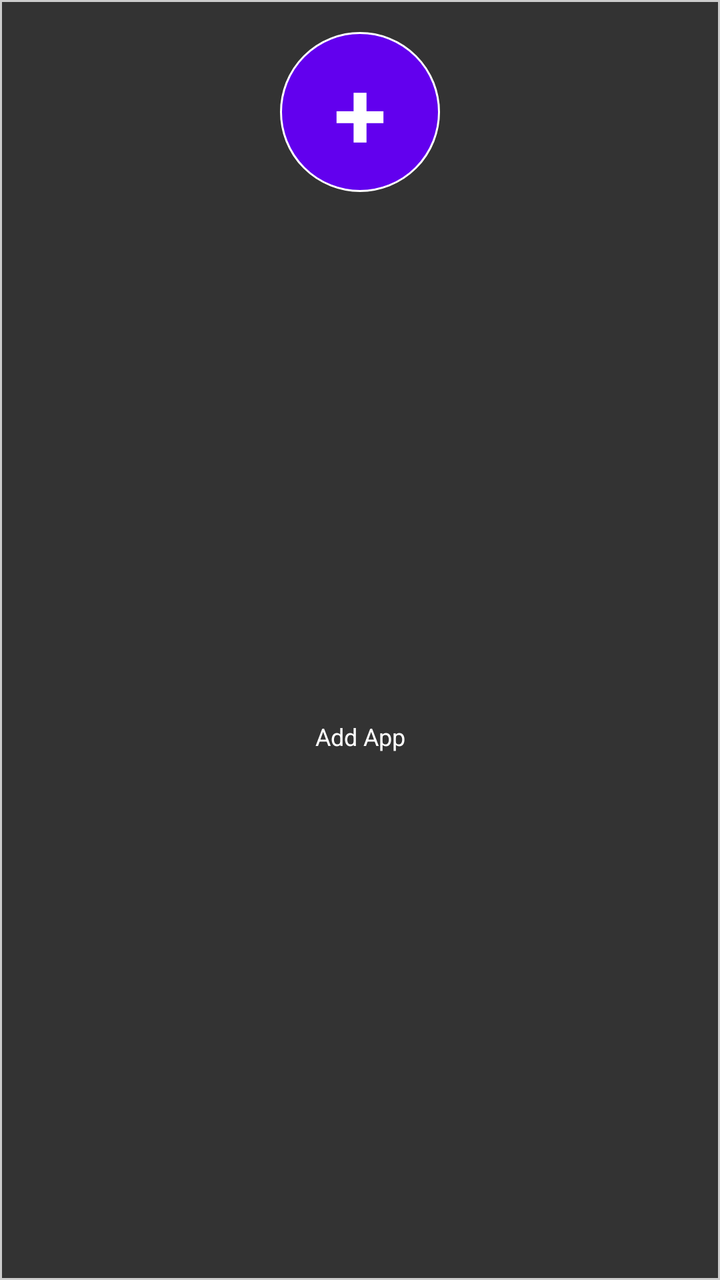
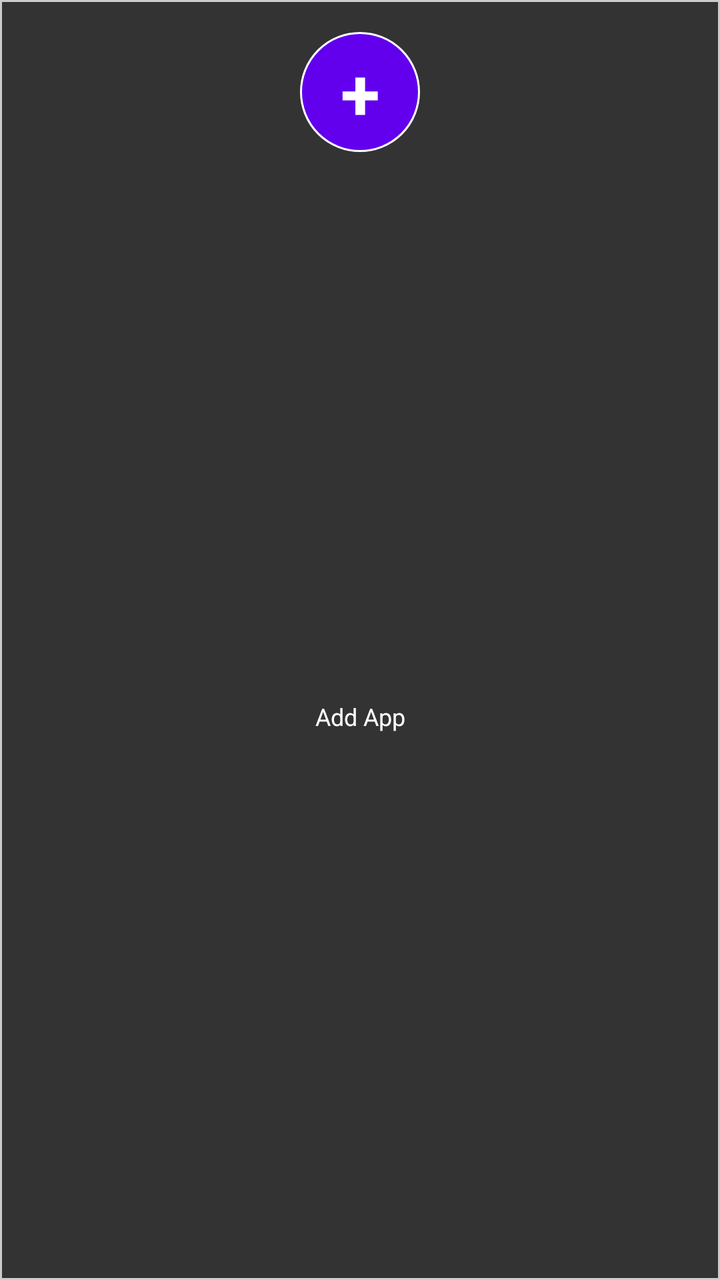

Compare the two renders of this Android layout. The source of the first and the diff that turns it into the second are given below.
<!-- AndroidManifest.xml: application theme Theme.TVLauncher -->
<!-- res/layout/item_app_slot.xml -->
<?xml version="1.0" encoding="utf-8"?>
<androidx.constraintlayout.widget.ConstraintLayout xmlns:android="http://schemas.android.com/apk/res/android"
    xmlns:app="http://schemas.android.com/apk/res-auto"
    android:layout_width="160dp"
    android:layout_height="160dp"
    android:layout_margin="8dp"
    android:background="@drawable/app_slot_background"
    android:focusable="true"
    android:clickable="true">

    
    <ImageView
        android:id="@+id/appIcon"
        android:layout_width="60dp"
        android:layout_height="60dp"
        android:layout_marginTop="16dp"
        android:scaleType="centerInside"
        android:visibility="gone"
        app:layout_constraintEnd_toEndOf="parent"
        app:layout_constraintStart_toStartOf="parent"
        app:layout_constraintTop_toTopOf="parent" />

    
    <TextView
        android:id="@+id/appName"
        android:layout_width="0dp"
        android:layout_height="wrap_content"
        android:layout_marginStart="8dp"
        android:layout_marginTop="8dp"
        android:layout_marginEnd="8dp"
        android:layout_marginBottom="8dp"
        android:gravity="center"
        android:textColor="@color/white"
        android:textSize="12sp"
        android:maxLines="2"
        android:ellipsize="end"
        android:visibility="gone"
        app:layout_constraintBottom_toBottomOf="parent"
        app:layout_constraintEnd_toEndOf="parent"
        app:layout_constraintStart_toStartOf="parent"
        app:layout_constraintTop_toBottomOf="@+id/appIcon" />

    
    <TextView
        android:id="@+id/plusButton"
        android:layout_width="80dp"
        android:layout_height="80dp"
        android:layout_marginTop="16dp"
        android:background="@drawable/plus_button_background"
        android:gravity="center"
        android:text="+"
        android:textColor="@color/white"
        android:textSize="48sp"
        android:textStyle="bold"
        android:visibility="visible"
        app:layout_constraintEnd_toEndOf="parent"
        app:layout_constraintStart_toStartOf="parent"
        app:layout_constraintTop_toTopOf="parent" />

    
    <TextView
        android:id="@+id/addText"
        android:layout_width="0dp"
        android:layout_height="wrap_content"
        android:layout_marginStart="8dp"
        android:layout_marginTop="8dp"
        android:layout_marginEnd="8dp"
        android:layout_marginBottom="8dp"
        android:gravity="center"
        android:text="Add App"
        android:textColor="@color/white"
        android:textSize="12sp"
        android:visibility="visible"
        app:layout_constraintBottom_toBottomOf="parent"
        app:layout_constraintEnd_toEndOf="parent"
        app:layout_constraintStart_toStartOf="parent"
        app:layout_constraintTop_toBottomOf="@+id/plusButton" />

</androidx.constraintlayout.widget.ConstraintLayout>
<!-- resources referenced by this layout -->
<resources>
  <color name="white">#FFFFFFFF</color>
  <!-- drawable app_slot_background (drawable) -->
  <?xml version="1.0" encoding="utf-8"?>
  <selector xmlns:android="http://schemas.android.com/apk/res/android">
      <item android:state_focused="true">
          <shape android:shape="rectangle">
              <solid android:color="@color/dark_gray" />
              <stroke android:width="4dp" android:color="@color/white" />
          </shape>
      </item>
      <item>
          <shape android:shape="rectangle">
              <solid android:color="@color/dark_gray" />
              <stroke android:width="1dp" android:color="@color/light_gray" />
          </shape>
      </item>
  </selector>
  <!-- drawable plus_button_background (drawable) -->
  <?xml version="1.0" encoding="utf-8"?>
  <selector xmlns:android="http://schemas.android.com/apk/res/android">
      <item android:state_focused="true">
          <shape android:shape="oval">
              <solid android:color="@color/purple_500" />
              <stroke android:width="4dp" android:color="@color/white" />
          </shape>
      </item>
      <item>
          <shape android:shape="oval">
              <solid android:color="@color/purple_500" />
              <stroke android:width="1dp" android:color="@color/white" />
          </shape>
      </item>
  </selector>
  <style name="Theme.TVLauncher" parent="Theme.AppCompat.Light.NoActionBar">
      </style>
  <color name="dark_gray">#FF333333</color>
  <color name="light_gray">#FFCCCCCC</color>
  <color name="purple_500">#FF6200EE</color>
</resources>

<!-- the commit's change to res/layout/item_app_slot.xml (unified diff, before → after) -->
@@ -43,14 +43,14 @@
     
     <TextView
         android:id="@+id/plusButton"
-        android:layout_width="80dp"
-        android:layout_height="80dp"
+        android:layout_width="60dp"
+        android:layout_height="60dp"
         android:layout_marginTop="16dp"
         android:background="@drawable/plus_button_background"
         android:gravity="center"
         android:text="+"
         android:textColor="@color/white"
-        android:textSize="48sp"
+        android:textSize="36sp"
         android:textStyle="bold"
         android:visibility="visible"
         app:layout_constraintEnd_toEndOf="parent"
@@ -67,7 +67,7 @@
         android:layout_marginEnd="8dp"
         android:layout_marginBottom="8dp"
         android:gravity="center"
-        android:text="Add App"
+        android:text="@string/add_app"
         android:textColor="@color/white"
         android:textSize="12sp"
         android:visibility="visible"
<!-- resource entries referenced after the edit -->
@@ -33,6 +33,7 @@
           </shape>
       </item>
   </selector>
+  <string name="add_app">Add App</string>
   <style name="Theme.TVLauncher" parent="Theme.AppCompat.Light.NoActionBar">
       </style>
   <color name="dark_gray">#FF333333</color>
